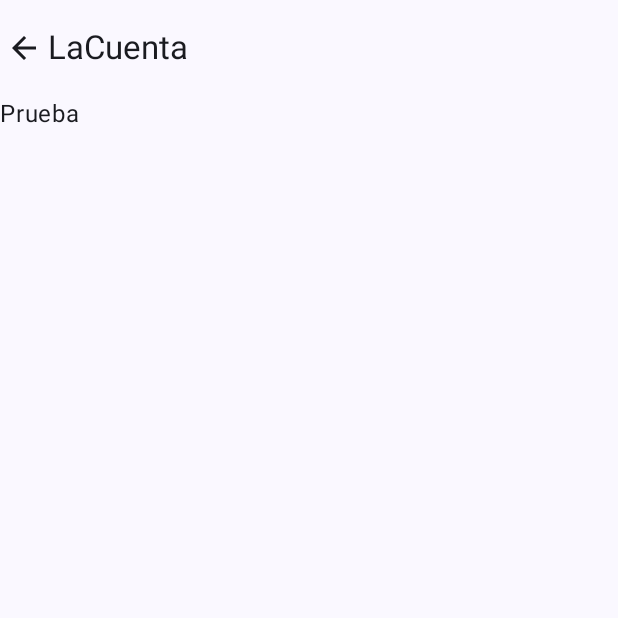
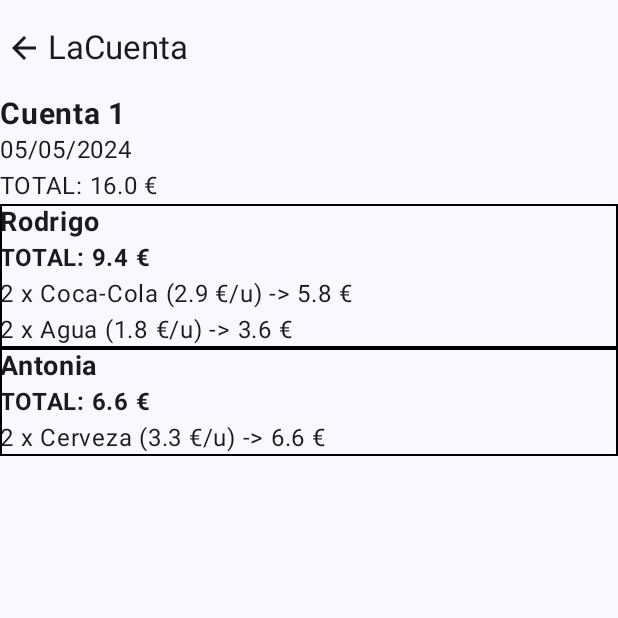
Before and after one commit to rdediegomelon/LaCuenta, an Android app built with Jetpack Compose: the screen it shows after launch (MainActivity), after a tap on an icon or button, on a phone screen of 412 x 824 dp, the top half of it. Run offline under Robolectric (Android 15) with nearby library versions, the phone set to English and light mode, and no system bars; 1 other tap on this screen came first.

Commit message:
Show Cuenta Detail

```diff
--- a/app/src/main/java/es/vallecilloweb/lacuenta/data/ConsumicionModel.kt
+++ b/app/src/main/java/es/vallecilloweb/lacuenta/data/ConsumicionModel.kt
@@ -1,6 +1,6 @@
 package es.vallecilloweb.lacuenta.data
 
-data class ConsumicionModel(val name:String,val person:String,val cost:Float,var quantity:Int){
+data class ConsumicionModel(val name:String,val cost:Float,var quantity:Int){
 
 
 
--- a/app/src/main/java/es/vallecilloweb/lacuenta/data/CuentaModel.kt
+++ b/app/src/main/java/es/vallecilloweb/lacuenta/data/CuentaModel.kt
@@ -5,21 +5,36 @@ import java.time.LocalDateTime
 data class CuentaModel(var name:String) {
 
     val dateCreated: LocalDateTime? = LocalDateTime.now()
-    val people:MutableList<String> = mutableListOf()
-    val consumiciones:MutableList<ConsumicionModel> = mutableListOf()
+    val consumiciones:MutableMap<String,MutableList<ConsumicionModel>> = mutableMapOf()
 
-    fun addPerson(name:String){
-        people.add(name)
-    }
-
-    fun addConsumicion(consumicion:ConsumicionModel){
-        consumiciones.add(consumicion)
+    fun addConsumicion(person:String,consumicion:ConsumicionModel){
+        //Si la persona ya existe añado la consumicion a su lista, si no creo la lista de nuevo
+        if (consumiciones.containsKey(person)){
+            consumiciones.get(person)?.add(consumicion)
+        }
+        else {
+            var newlist:MutableList<ConsumicionModel> = mutableListOf(consumicion)
+            consumiciones.put(person,newlist)
+        }
     }
 
     fun calculateTotal():Float{
-        var total:Float=0f;
-        for (consumicion in consumiciones){
-            total+=consumicion.cost*consumicion.quantity
+        var total:Float=0f
+        //Saco la lista de consumiciones de cada persona y por cada lista hago el calculo del total
+        for (lista in consumiciones.values) {
+            for (consumicion in lista) {
+                total += consumicion.cost * consumicion.quantity
+            }
+        }
+        return total
+    }
+
+    fun calculateTotal(person:String):Float{
+        var total:Float=0f
+        if (consumiciones.containsKey(person)){
+            for (consumicion in consumiciones.get(person)!!){
+                total+=consumicion.cost*consumicion.quantity
+            }
         }
         return total
     }
--- a/app/src/main/java/es/vallecilloweb/lacuenta/data/CuentaProvider.kt
+++ b/app/src/main/java/es/vallecilloweb/lacuenta/data/CuentaProvider.kt
@@ -10,15 +10,13 @@ class CuentaProvider {
                 //Creo una nueva cuenta con un número consecutivo
                 var cuenta:CuentaModel=CuentaModel("Cuenta $i")
 
-                //Añado dos personas a la cuenta
-                cuenta.addPerson("Rodrigo")
-                cuenta.addPerson("Antonia")
-
                 //Añado consumiciones a la cuenta
-                var consumicion:ConsumicionModel = ConsumicionModel("Coca-Cola", person = "Rodrigo", cost = 2.90f, quantity = 2)
-                cuenta.addConsumicion(consumicion)
-                consumicion=ConsumicionModel("Cerveza", person = "Antonia", cost = 3.3f, quantity = 1)
-                cuenta.addConsumicion(consumicion)
+                var consumicion:ConsumicionModel = ConsumicionModel("Coca-Cola", cost = 2.90f, quantity = 2)
+                cuenta.addConsumicion("Rodrigo",consumicion)
+                consumicion=ConsumicionModel("Agua", cost = 1.8f, quantity = 2)
+                cuenta.addConsumicion("Rodrigo",consumicion)
+                consumicion=ConsumicionModel("Cerveza", cost = 3.3f, quantity = 2)
+                cuenta.addConsumicion("Antonia",consumicion)
 
                 cuentas.add(cuenta)
             }
--- a/app/src/main/java/es/vallecilloweb/lacuenta/ui/navigation/AppNavigation.kt
+++ b/app/src/main/java/es/vallecilloweb/lacuenta/ui/navigation/AppNavigation.kt
@@ -17,7 +17,7 @@ fun AppNavigation(cuentaViewModel: CuentaViewModel){
             ListCuentasScreen(viewModel = cuentaViewModel , navController = navController)
         }
         composable(AppScreens.CuentaDetailScreen.route){
-            CuentaDetailScreen(navController = navController)
+            CuentaDetailScreen(navController = navController,cuentaViewModel)
         }
     }
 }
--- a/app/src/main/java/es/vallecilloweb/lacuenta/ui/screens/CuentaDetailScreen.kt
+++ b/app/src/main/java/es/vallecilloweb/lacuenta/ui/screens/CuentaDetailScreen.kt
@@ -1,10 +1,14 @@
 package es.vallecilloweb.lacuenta.ui.screens
 
+import androidx.compose.foundation.border
 import androidx.compose.foundation.clickable
 import androidx.compose.foundation.layout.Column
 import androidx.compose.foundation.layout.PaddingValues
+import androidx.compose.foundation.layout.Row
 import androidx.compose.foundation.layout.fillMaxWidth
 import androidx.compose.foundation.layout.padding
+import androidx.compose.foundation.lazy.LazyColumn
+import androidx.compose.foundation.lazy.items
 import androidx.compose.material.icons.Icons
 import androidx.compose.material.icons.filled.ArrowBack
 import androidx.compose.material3.ExperimentalMaterial3Api
@@ -14,15 +18,23 @@ import androidx.compose.material3.Text
 import androidx.compose.material3.TopAppBar
 import androidx.compose.runtime.Composable
 import androidx.compose.ui.Modifier
+import androidx.compose.ui.graphics.Color
 import androidx.compose.ui.res.stringResource
+import androidx.compose.ui.text.font.FontWeight
 import androidx.compose.ui.tooling.preview.Preview
+import androidx.compose.ui.unit.dp
+import androidx.compose.ui.unit.sp
 import androidx.navigation.NavHostController
 import androidx.navigation.compose.rememberNavController
 import es.vallecilloweb.lacuenta.R
+import es.vallecilloweb.lacuenta.data.ConsumicionModel
+import es.vallecilloweb.lacuenta.data.CuentaModel
+import es.vallecilloweb.lacuenta.ui.viewmodel.CuentaViewModel
+import java.time.format.DateTimeFormatter
 
 @OptIn(ExperimentalMaterial3Api::class)
 @Composable
-fun CuentaDetailScreen(navController: NavHostController){
+fun CuentaDetailScreen(navController: NavHostController,viewModel: CuentaViewModel){
     Scaffold(
         topBar = {
             TopAppBar(
@@ -34,19 +46,56 @@ fun CuentaDetailScreen(navController: NavHostController){
                 title = { Text(stringResource(id = R.string.app_name)) },
             )
         },
-        content = { padding -> CuentaDetail(padding)}
+        content = { padding -> CuentaDetail(padding,viewModel)}
     )
 }
 
 @Composable
-fun CuentaDetail(padding: PaddingValues){
-    Column( modifier= Modifier.padding(padding).fillMaxWidth()) {
-        Text("Prueba")
+fun CuentaDetail(padding: PaddingValues,viewModel: CuentaViewModel){
+    val dateFormat: DateTimeFormatter = DateTimeFormatter.ofPattern("dd/MM/yyyy")
+    //Este column pinta todos los detalles de una cuenta, contiene el nombre de la cuenta, la fecha, y la lista de personas y el detalle de cada persona dentro
+    Column( modifier= Modifier
+        .padding(padding)
+        .fillMaxWidth()) {
+        Text(viewModel.cuentaDetail.name, fontWeight = FontWeight.Bold, fontSize = 20.sp)
+        Text (dateFormat.format(viewModel.cuentaDetail.dateCreated))
+        Text("TOTAL: ${viewModel.cuentaDetail.calculateTotal()} €")
+        if (viewModel.cuentaDetail.consumiciones.isEmpty()){
+            Text("La cuenta está vacía, debes añadir nuevas consumiciones")
+        }
+        else {
+            //Por cada persona, se pinta la lista con el detalle de su cuenta
+            for (entry in viewModel.cuentaDetail.consumiciones.entries){
+                //TODO este for se debe eliminar al usa el LazyColumn
+                CuentalDetailListElements(padding,entry,viewModel.cuentaDetail.calculateTotal(entry.key))
+            }
+        }
     }
 }
 
 @Composable
-@Preview
-fun preview(){
-    CuentaDetailScreen(navController = rememberNavController())
+fun CuentalDetailListElements(padding: PaddingValues,entry:MutableMap.MutableEntry<String,MutableList<ConsumicionModel>>,total:Float){
+    //Este column pinta el detalle de la cuenta de una persona, pinta el nombre de la persona y su total y la lista de consumiciones
+    //TODO esto debe ser un LazyColumn
+    Column(modifier= Modifier
+        .border(1.dp, Color.Black)
+        .fillMaxWidth()) {
+        Text(fontSize = 18.sp, fontWeight = FontWeight.Bold, text = "${entry.key}")
+        Text(fontSize = 16.sp, fontWeight = FontWeight.Bold,text = "TOTAL: ${total} €")
+        //Este LazyColumn pinta la lista de consumiciones de cada persona
+        LazyColumn(
+            modifier = Modifier
+                .fillMaxWidth()
+        ) {
+            //A items se le pasa una lista, y dentro ejecuta la acción por cada elemento de la lista. Ese elemento se le pasa a la función composable para que lo muestre
+            items(entry.value) { consumicion ->
+                CuentaDetailElement(consumicion)
+            }
+        }
+    }
 }
+
+@Composable
+fun CuentaDetailElement(consumicion:ConsumicionModel){
+    Text("${consumicion.quantity} x ${consumicion.name} (${consumicion.cost} €/u) -> ${consumicion.cost * consumicion.quantity} €")
+}
--- a/app/src/main/java/es/vallecilloweb/lacuenta/ui/screens/ListCuentasScreen.kt
+++ b/app/src/main/java/es/vallecilloweb/lacuenta/ui/screens/ListCuentasScreen.kt
@@ -24,6 +24,7 @@ import androidx.compose.ui.res.stringResource
 import androidx.compose.ui.text.font.FontWeight
 import androidx.compose.ui.unit.dp
 import androidx.compose.ui.unit.sp
+import androidx.lifecycle.viewmodel.compose.viewModel
 import androidx.navigation.NavHostController
 import es.vallecilloweb.lacuenta.R
 import es.vallecilloweb.lacuenta.data.CuentaModel
@@ -60,27 +61,27 @@ fun ListCuentas(padding: PaddingValues, navController:NavHostController,viewMode
         .padding(padding)
         .fillMaxWidth()) {
         items(cuentas) {
-                cuenta -> ListCuentasElement(navController,cuenta )
+                cuenta -> ListCuentasElement(navController,viewModel,cuenta )
         }
     }
 }
 
 
 @Composable
-fun ListCuentasElement(navController:NavHostController,cuenta:CuentaModel){
+fun ListCuentasElement(navController:NavHostController,viewModel: CuentaViewModel,cuenta:CuentaModel){
     val dateFormat: DateTimeFormatter = DateTimeFormatter.ofPattern("dd/MM/yyyy")
     Column(
         Modifier
             .border(1.dp, Color.Black)
             .fillMaxWidth()
-            .clickable { onClickListCuentasItem(navController,cuenta) }) {
+            .clickable { onClickListCuentasItem(navController, viewModel, cuenta) }) {
         Text(cuenta.name, fontWeight = FontWeight.Bold, fontSize = 20.sp)
         Text (dateFormat.format(cuenta.dateCreated))
-        if (cuenta.people.size!=1)
-            Text("${cuenta.people.size} personas")
+        if (cuenta.consumiciones.size!=1)
+            Text("${cuenta.consumiciones.size} personas")
         else
-            Text("${cuenta.people.size} persona")
-        Text("GASTADO: ${cuenta.calculateTotal()} €")
+            Text("${cuenta.consumiciones.size} persona")
+        Text("TOTAL: ${cuenta.calculateTotal()} €")
     }
 }
 
@@ -95,6 +96,7 @@ fun ListCuentasAddButton(onClickAddCuentaButton: () -> Unit) {
 }
 
 //FUNCIONES DE EVENTOS
-private fun onClickListCuentasItem(navController:NavHostController,cuenta:CuentaModel) {
+private fun onClickListCuentasItem(navController:NavHostController,cuentaviewmodel:CuentaViewModel,cuenta:CuentaModel) {
+    cuentaviewmodel.cuentaDetail=cuenta
     navController.navigate(AppScreens.CuentaDetailScreen.route)
 }
--- a/app/src/main/java/es/vallecilloweb/lacuenta/ui/viewmodel/CuentaViewModel.kt
+++ b/app/src/main/java/es/vallecilloweb/lacuenta/ui/viewmodel/CuentaViewModel.kt
@@ -16,6 +16,8 @@ class CuentaViewModel:ViewModel() {
     private val getAllCuentasUseCase=GetAllCuentasUseCase()
     private val addCuentasUseCase=AddCuentaUseCase()
 
+    lateinit var cuentaDetail:CuentaModel
+
     init {
         load()
     }
@@ -24,12 +26,6 @@ class CuentaViewModel:ViewModel() {
         val allcuentas:List<CuentaModel> = getAllCuentasUseCase.getAllCuentas()
         _cuentas.clear()
         _cuentas.addAll(allcuentas)
-
-        /*val it=allcuentas.iterator()
-
-        while (it.hasNext()) {
-            _cuentas.add(it.next())
-        }*/
     }
 
     public fun onClickAddCuentaButton (){
```
